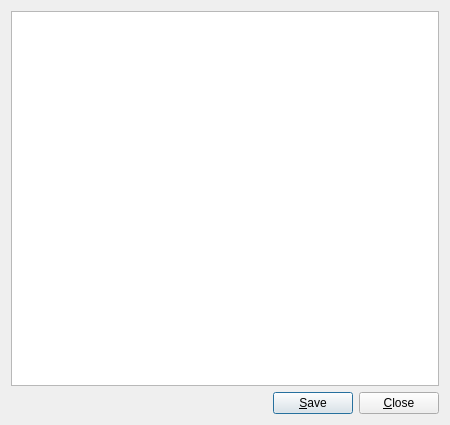
Above: JsonEditorDialog.ui from Syping/gta5sync before the change. Below: the same form after it.
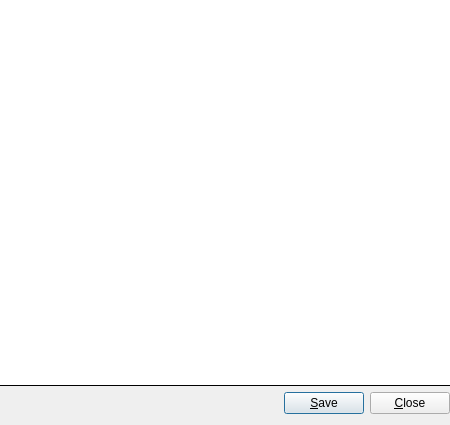
That is the form after the change.

```diff
--- a/JsonEditorDialog.ui
+++ b/JsonEditorDialog.ui
@@ -14,8 +14,77 @@
    <string>Snapmatic JSON Editor</string>
   </property>
   <layout class="QVBoxLayout" name="vlInterface">
+   <property name="leftMargin">
+    <number>0</number>
+   </property>
+   <property name="topMargin">
+    <number>0</number>
+   </property>
+   <property name="rightMargin">
+    <number>0</number>
+   </property>
    <item>
-    <widget class="QPlainTextEdit" name="txtJSON"/>
+    <layout class="QVBoxLayout" name="vlJSON">
+     <property name="spacing">
+      <number>0</number>
+     </property>
+     <property name="leftMargin">
+      <number>0</number>
+     </property>
+     <property name="topMargin">
+      <number>0</number>
+     </property>
+     <property name="rightMargin">
+      <number>0</number>
+     </property>
+     <property name="bottomMargin">
+      <number>0</number>
+     </property>
+     <item>
+      <widget class="QPlainTextEdit" name="txtJSON">
+       <property name="frameShape">
+        <enum>QFrame::NoFrame</enum>
+       </property>
+       <property name="frameShadow">
+        <enum>QFrame::Plain</enum>
+       </property>
+       <property name="lineWidth">
+        <number>0</number>
+       </property>
+      </widget>
+     </item>
+     <item>
+      <widget class="Line" name="lineJSON">
+       <property name="minimumSize">
+        <size>
+         <width>0</width>
+         <height>1</height>
+        </size>
+       </property>
+       <property name="maximumSize">
+        <size>
+         <width>16777215</width>
+         <height>1</height>
+        </size>
+       </property>
+       <property name="styleSheet">
+        <string notr="true">QFrame[frameShape=&quot;4&quot;]
+{
+    color: black;
+}</string>
+       </property>
+       <property name="frameShadow">
+        <enum>QFrame::Plain</enum>
+       </property>
+       <property name="lineWidth">
+        <number>1</number>
+       </property>
+       <property name="orientation">
+        <enum>Qt::Horizontal</enum>
+       </property>
+      </widget>
+     </item>
+    </layout>
    </item>
    <item>
     <layout class="QHBoxLayout" name="hlButtons">
```
